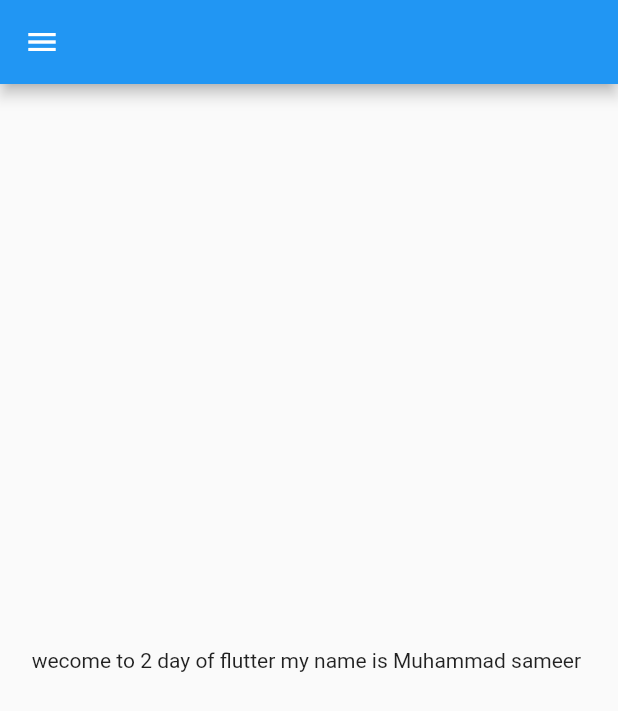
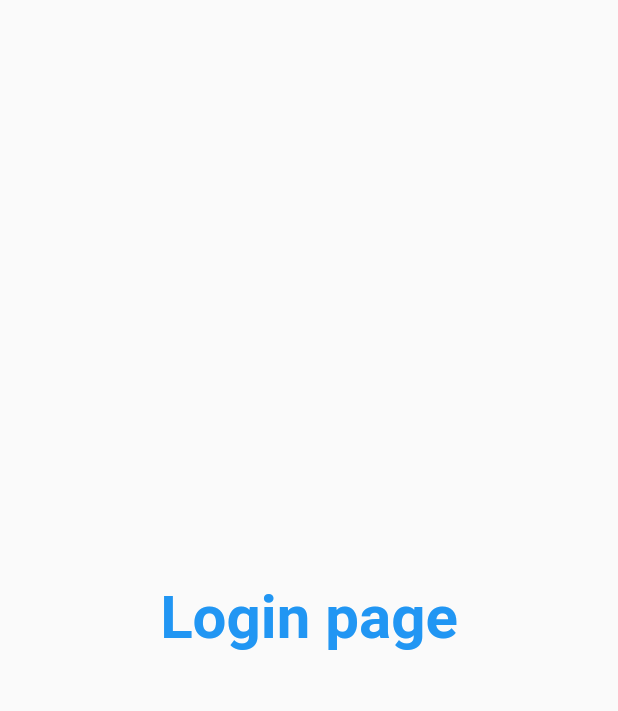
Before and after one commit to sameerdata/flutter-work, a Flutter app: the screen it shows after launch, on a phone screen of 412 x 824 dp. Shown: the top 711 px of the screen. Run offline on Flutter 3.47's test engine with Material 2 defaults, Android fonts, the phone set to English and light mode, and no system bars.

Commit message:
Day-3* completed

```diff
--- a/lib/Home_page.dart
+++ b/lib/Pages/Home_page.dart
@@ -1,14 +1,16 @@
 import 'package:flutter/material.dart';
 
 class HomePage extends StatelessWidget {
-  final days = 2;
+  final days = 3;
   String name = "Muhammad sameer";
   var patanhi = 0;
 
   @override
   Widget build(BuildContext context) {
     return Scaffold(
-      appBar: AppBar(),
+      appBar: AppBar(
+        title: Text("menu"),
+      ),
       body: Center(
         child: Container(
           child: Text("wecome to $days day of flutter my name is $name "),
--- /dev/null
+++ b/lib/Pages/Login_Page.dart
@@ -0,0 +1,21 @@
+import 'package:flutter/material.dart';
+
+class Loginpage extends StatelessWidget {
+  const Loginpage({Key? key}) : super(key: key);
+
+  @override
+  Widget build(BuildContext context) {
+    return Material(
+        child: Center(
+           child: Text(
+            "Login page",
+          style: TextStyle(
+            fontSize: 40,
+            color: Colors.blue,
+            fontWeight: FontWeight.bold,
+          ),
+          ),
+    ),
+    );
+  }
+}
--- a/lib/main.dart
+++ b/lib/main.dart
@@ -1,5 +1,6 @@
 import 'package:flutter/material.dart';
-import 'package:mynotes/Home_page.dart';
+import 'package:mynotes/Pages/Home_page.dart';
+import 'package:mynotes/Pages/Login_Page.dart';
 
 void main() {
   runApp(MyApp());
@@ -10,7 +11,17 @@ class MyApp extends StatelessWidget {
   @override
   Widget build(BuildContext context) {
     return MaterialApp(
-      home: HomePage(),
+      //    home: HomePage(),
+      themeMode: ThemeMode.light, ////optioanl
+      theme: ThemeData(primarySwatch: Colors.deepPurple),
+      darkTheme:
+          ThemeData(brightness: Brightness.dark, primarySwatch: Colors.brown),
+      initialRoute: "/",
+      routes: {
+        "/": (context) => Loginpage(),
+        "/Home": (context) => HomePage(),
+        "/login": (context) => Loginpage()
+      },
     );
   }
 }
```
